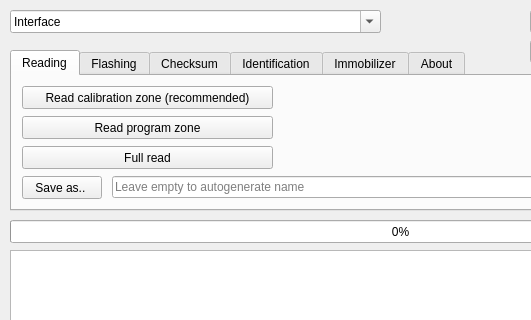
Dante383/GKFlasher, file flasher/gkflasher.ui: the form before one commit; both pictures show x 0 to 531 and y 0 to 320 of the 801 by 642 pixel window.
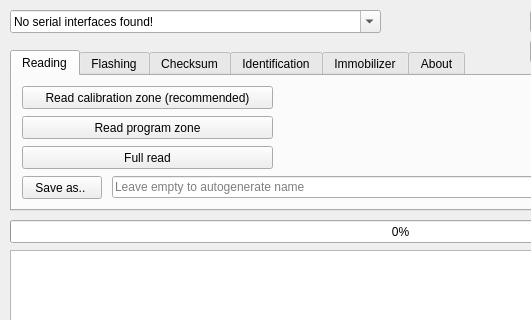
The form after the commit. Icons and pictures are not drawn.

Commit message: add message - No serial interfaces found!

```diff
--- a/flasher/gkflasher.ui
+++ b/flasher/gkflasher.ui
@@ -414,7 +414,7 @@
     <bool>true</bool>
    </property>
    <property name="currentText">
-    <string>Interface</string>
+    <string>No serial interfaces found!</string>
    </property>
   </widget>
   <widget class="QProgressBar" name="progressBar">
```
